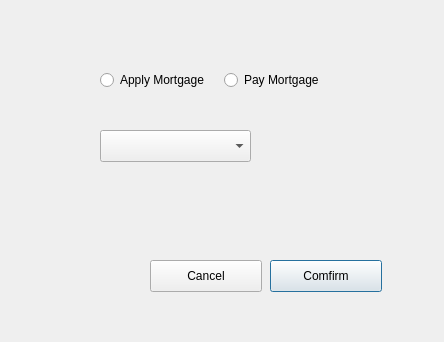
Qt form mortgagewindow.ui (WisdomStoneWorshiper/comp2012h_project) before a commit.
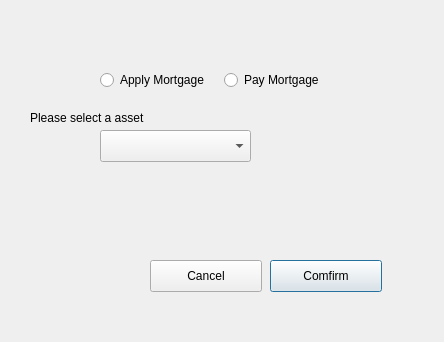
The same form after that commit.

Diff of the .ui file:
```diff
--- a/mortgagewindow.ui
+++ b/mortgagewindow.ui
@@ -88,6 +88,19 @@
     <string/>
    </property>
   </widget>
+  <widget class="QLabel" name="label">
+   <property name="geometry">
+    <rect>
+     <x>30</x>
+     <y>110</y>
+     <width>131</width>
+     <height>16</height>
+    </rect>
+   </property>
+   <property name="text">
+    <string>Please select a asset</string>
+   </property>
+  </widget>
  </widget>
  <resources/>
  <connections/>
```
